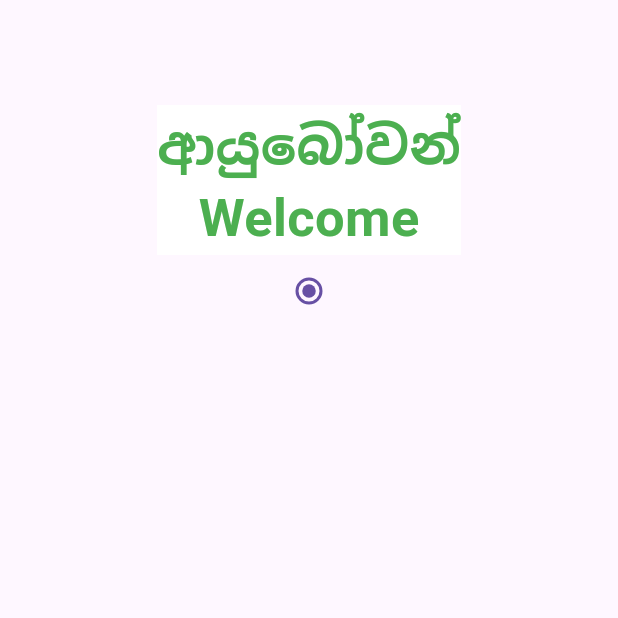
After one commit to rudill/Mobile-app-for-Dambulla-Economic-Center, a Flutter app: the screen it shows after launch, after a tap on "Welcome Page", on a phone screen of 412 x 824 dp, the top half of it. The commit adds this screen. Run offline on Flutter 3.47's test engine with Material 3 defaults, Android fonts, the phone set to English and light mode, and no system bars; our stand-ins replace hive_ce; accounts and stored records are empty; Roboto replaces fonts that are missing (RobotoMono-Bold).

Commit message:
welcome page

```diff
--- a/lib/Pages/homeScreen.dart
+++ b/lib/Pages/homeScreen.dart
@@ -1,7 +1,8 @@
 import 'package:dec_app/Pages/OngoingOrders.dart';
 import 'package:dec_app/Pages/ReservedTimeTable.dart';
-import 'package:dec_app/Pages/clonedReservedTimeTable.dart';
+//import 'package:dec_app/Pages/clonedReservedTimeTable.dart';
 import 'package:flutter/material.dart';
+import 'package:dec_app/Pages/landing.dart';
 
 class HomeScreen extends StatelessWidget {
   const HomeScreen({super.key});
@@ -9,32 +10,48 @@ class HomeScreen extends StatelessWidget {
   @override
   Widget build(BuildContext context) {
     return Scaffold(
-      appBar: AppBar(
-        title: const Text('Home Page'),
-      ),
-      body:  Column(
+      appBar: AppBar(title: const Text('Home Page')),
+      body: Column(
         children: [
           Align(
             alignment: Alignment.center,
 
             child: Column(
               children: [
-                ElevatedButton(onPressed: (){
+                ElevatedButton(
+                  onPressed: () {
                     Navigator.push(
                       context,
-                    MaterialPageRoute(builder: (context) => OngoingOrders()),
+                      MaterialPageRoute(builder: (context) => Welcome()),
                     );
-                }, child: Text("Progress Page")),
-                  ElevatedButton(onPressed: (){
+                  },
+                  child: Text("Welcome Page"),
+                ),
+                ElevatedButton(
+                  onPressed: () {
                     Navigator.push(
                       context,
-                      MaterialPageRoute(builder: (context) => ReservedTimeSlots()),
+                      MaterialPageRoute(
+                        builder: (context) => ReservedTimeSlots(),
+                      ),
                     );
-                  }, child: Text("Reserved Timetable"))
+                  },
+                  child: Text("Reserved Timetable"),
+                ),
+                ElevatedButton(
+                  onPressed: () {
+                    Navigator.push(
+                      context,
+                      MaterialPageRoute(
+                        builder: (context) => ReservedTimeSlots(),
+                      ),
+                    );
+                  },
+                  child: Text("Reserved Timetable"),
+                ),
               ],
             ),
-
-          )
+          ),
         ],
       ),
     );
--- /dev/null
+++ b/lib/Pages/landing.dart
@@ -0,0 +1,66 @@
+import 'package:flutter/material.dart';
+
+class Welcome extends StatefulWidget {
+  const Welcome({super.key});
+
+  @override
+  State<Welcome> createState() => _WelcomeState();
+}
+
+class _WelcomeState extends State<Welcome> {
+  int _value = 1;
+
+  @override
+  Widget build(BuildContext context) {
+    return Scaffold(
+      body: Center(
+        child: Column(
+          mainAxisAlignment: MainAxisAlignment.start,
+          children: [
+            const SizedBox(height: 70),
+            Container(
+              color: Colors.white,
+              child: Column(
+                children: const [
+                  Text(
+                    'ආයුබෝවන්',
+                    style: TextStyle(
+                      fontFamily: 'RobotoMono-Bold',
+                      color: Colors.green,
+                      fontSize: 35,
+                      fontWeight: FontWeight.bold,
+                    ),
+                  ),
+                  Text(
+                    'Welcome',
+                    style: TextStyle(
+                      fontFamily: 'RobotoMono-Bold',
+                      color: Colors.green,
+                      fontSize: 35,
+                      fontWeight: FontWeight.bold,
+                    ),
+                  ),
+                ],
+              ),
+            ),
+
+            Row(
+              mainAxisAlignment: MainAxisAlignment.center,
+              children: [
+                Radio(
+                  value: 1,
+                  groupValue: _value,
+                  onChanged: (value) {
+                    setState(() {
+                      _value = value!;
+                    });
+                  },
+                ),
+              ],
+            ),
+          ],
+        ),
+      ),
+    );
+  }
+}
```
Lines whose indentation alone changed are shown as unchanged.
